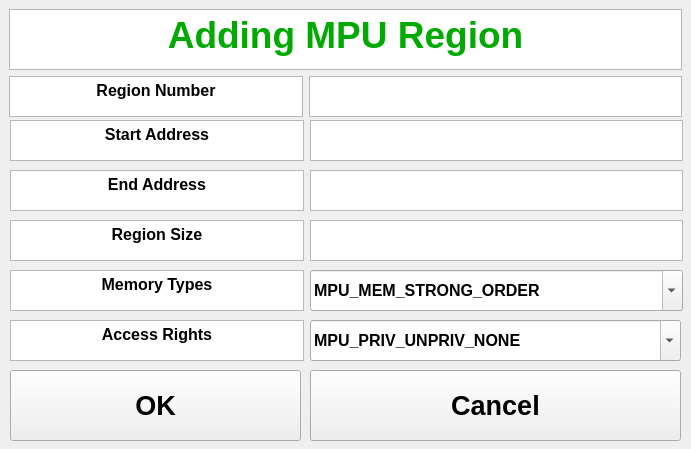
Above: MPU_GUI/AddRegion.ui from nghia12a1-t-ara/Learn-Python before the change. Below: the same form after it.
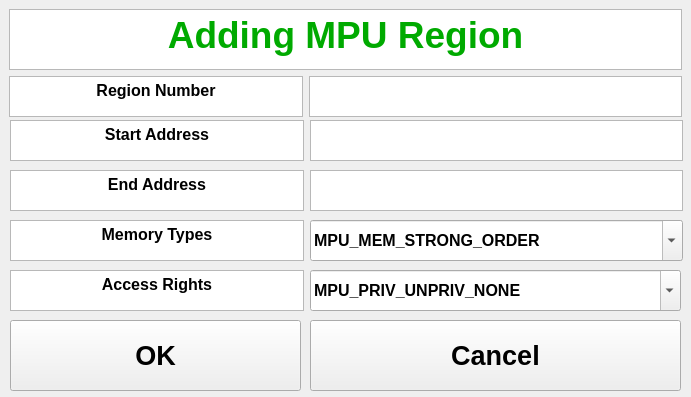
That is the form after the change.

```diff
--- a/MPU_GUI/AddRegion.ui
+++ b/MPU_GUI/AddRegion.ui
@@ -7,7 +7,7 @@
     <x>0</x>
     <y>0</y>
     <width>691</width>
-    <height>449</height>
+    <height>397</height>
    </rect>
   </property>
   <property name="windowTitle">
@@ -17,7 +17,7 @@
    <property name="geometry">
     <rect>
      <x>10</x>
-     <y>320</y>
+     <y>270</y>
      <width>294</width>
      <height>41</height>
     </rect>
@@ -85,7 +85,7 @@
    <property name="geometry">
     <rect>
      <x>310</x>
-     <y>320</y>
+     <y>270</y>
      <width>371</width>
      <height>41</height>
     </rect>
@@ -123,23 +123,6 @@
     </property>
    </item>
   </widget>
-  <widget class="QTextBrowser" name="textBrowser_7">
-   <property name="geometry">
-    <rect>
-     <x>10</x>
-     <y>220</y>
-     <width>294</width>
-     <height>41</height>
-    </rect>
-   </property>
-   <property name="html">
-    <string>&lt;!DOCTYPE HTML PUBLIC &quot;-//W3C//DTD HTML 4.0//EN&quot; &quot;http://www.w3.org/TR/REC-html40/strict.dtd&quot;&gt;
-&lt;html&gt;&lt;head&gt;&lt;meta name=&quot;qrichtext&quot; content=&quot;1&quot; /&gt;&lt;style type=&quot;text/css&quot;&gt;
-p, li { white-space: pre-wrap; }
-&lt;/style&gt;&lt;/head&gt;&lt;body style=&quot; font-family:'MS Shell Dlg 2'; font-size:8.25pt; font-weight:400; font-style:normal;&quot;&gt;
-&lt;p align=&quot;center&quot; style=&quot; margin-top:0px; margin-bottom:0px; margin-left:0px; margin-right:0px; -qt-block-indent:0; text-indent:0px;&quot;&gt;&lt;span style=&quot; font-size:12pt; font-weight:600;&quot;&gt;Region Size&lt;/span&gt;&lt;/p&gt;&lt;/body&gt;&lt;/html&gt;</string>
-   </property>
-  </widget>
   <widget class="QTextEdit" name="RegionNumber">
    <property name="geometry">
     <rect>
@@ -185,7 +168,7 @@
    <property name="geometry">
     <rect>
      <x>310</x>
-     <y>270</y>
+     <y>220</y>
      <width>373</width>
      <height>41</height>
     </rect>
@@ -232,7 +215,7 @@
    <property name="geometry">
     <rect>
      <x>10</x>
-     <y>270</y>
+     <y>220</y>
      <width>294</width>
      <height>41</height>
     </rect>
@@ -249,7 +232,7 @@
    <property name="geometry">
     <rect>
      <x>310</x>
-     <y>370</y>
+     <y>320</y>
      <width>371</width>
      <height>71</height>
     </rect>
@@ -313,35 +296,11 @@
 &lt;p style=&quot;-qt-paragraph-type:empty; margin-top:0px; margin-bottom:0px; margin-left:0px; margin-right:0px; -qt-block-indent:0; text-indent:0px; font-weight:600;&quot;&gt;&lt;br /&gt;&lt;/p&gt;&lt;/body&gt;&lt;/html&gt;</string>
    </property>
   </widget>
-  <widget class="QTextEdit" name="RegionSize">
-   <property name="geometry">
-    <rect>
-     <x>310</x>
-     <y>220</y>
-     <width>373</width>
-     <height>41</height>
-    </rect>
-   </property>
-   <property name="font">
-    <font>
-     <pointsize>14</pointsize>
-     <weight>50</weight>
-     <bold>false</bold>
-    </font>
-   </property>
-   <property name="html">
-    <string>&lt;!DOCTYPE HTML PUBLIC &quot;-//W3C//DTD HTML 4.0//EN&quot; &quot;http://www.w3.org/TR/REC-html40/strict.dtd&quot;&gt;
-&lt;html&gt;&lt;head&gt;&lt;meta name=&quot;qrichtext&quot; content=&quot;1&quot; /&gt;&lt;style type=&quot;text/css&quot;&gt;
-p, li { white-space: pre-wrap; }
-&lt;/style&gt;&lt;/head&gt;&lt;body style=&quot; font-family:'MS Shell Dlg 2'; font-size:14pt; font-weight:400; font-style:normal;&quot;&gt;
-&lt;p style=&quot;-qt-paragraph-type:empty; margin-top:0px; margin-bottom:0px; margin-left:0px; margin-right:0px; -qt-block-indent:0; text-indent:0px; font-weight:600;&quot;&gt;&lt;br /&gt;&lt;/p&gt;&lt;/body&gt;&lt;/html&gt;</string>
-   </property>
-  </widget>
   <widget class="QPushButton" name="Accept">
    <property name="geometry">
     <rect>
      <x>10</x>
-     <y>370</y>
+     <y>320</y>
      <width>291</width>
      <height>71</height>
     </rect>
```
